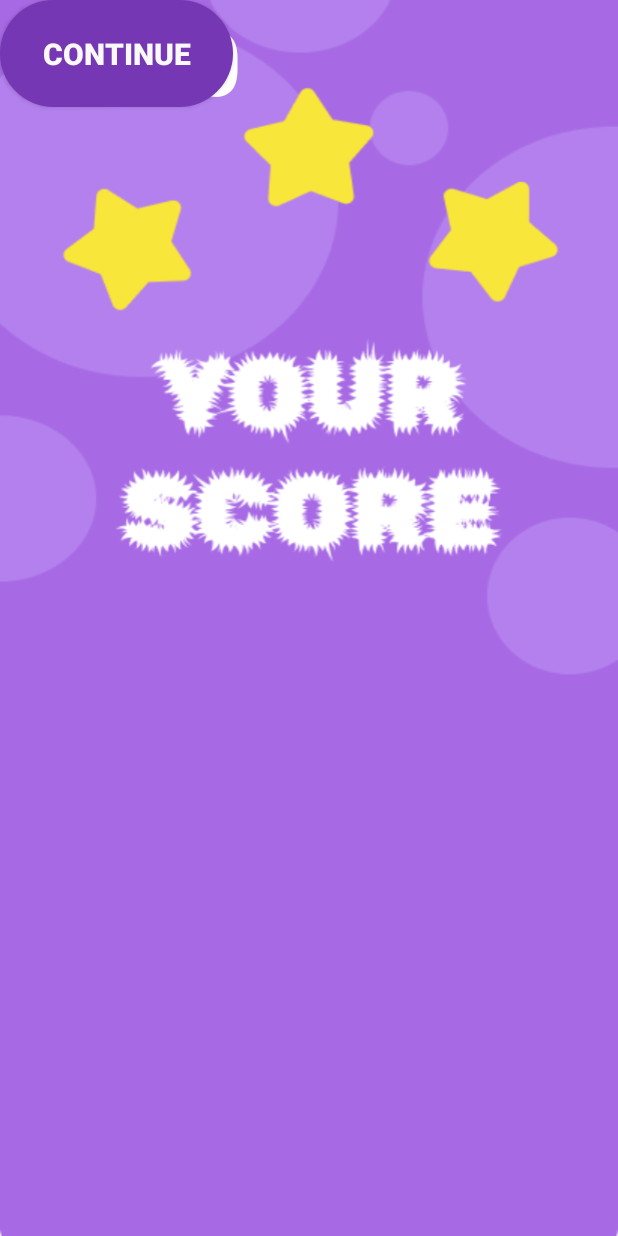
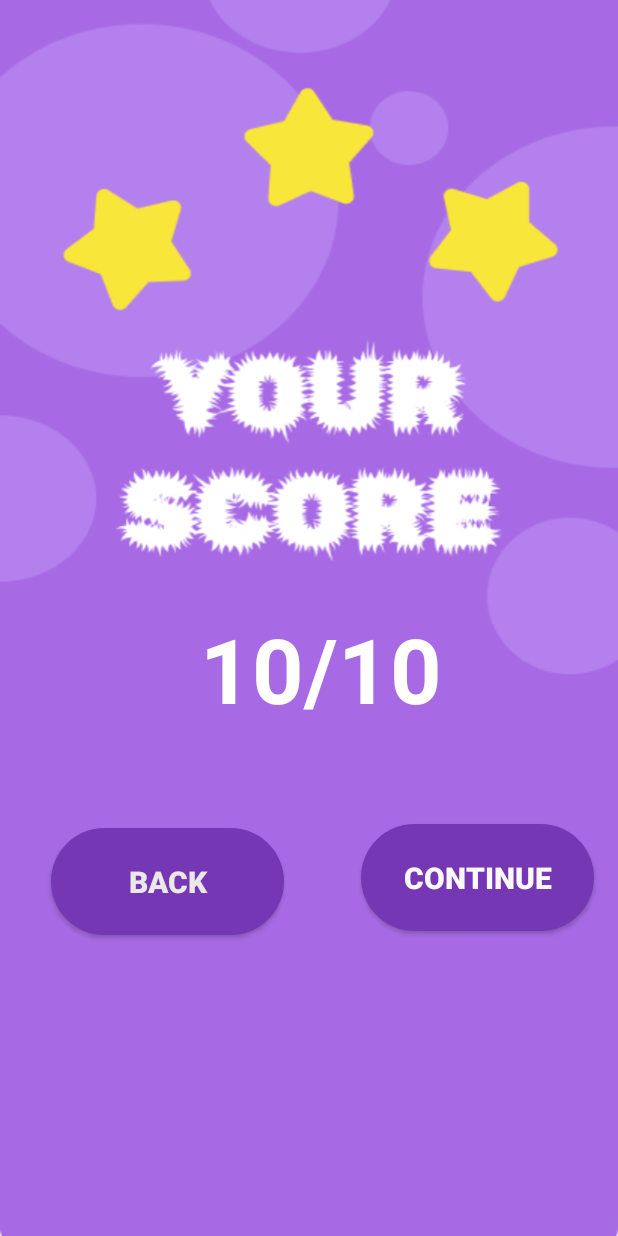
Before and after one commit to KhoaTrinh18/63134337-AndroidProgramming, an Android app: the layout result.xml on its own in the app's theme, with its tools: preview values and no code run, on a phone screen of 412 x 824 dp. Run offline under Robolectric (Android 15) with nearby library versions, the phone set to English and light mode, and no system bars; Roboto replaces fonts that are not available here.

Commit message:
Hoàn thành câu 2

```diff
--- a/Cau2_MathQuizApp/app/src/main/java/ntu/mssv63134337/MainActivity.java
+++ b/Cau2_MathQuizApp/app/src/main/java/ntu/mssv63134337/MainActivity.java
@@ -27,6 +27,12 @@
                 startActivity(myIntent);
             }
         });
+        btnQuit.setOnClickListener(new View.OnClickListener() {
+            @Override
+            public void onClick(View v) {
+                finish();
+            }
+        });
     }
 
     public void getControl(){
--- a/Cau2_MathQuizApp/app/src/main/java/ntu/mssv63134337/Quiz.java
+++ b/Cau2_MathQuizApp/app/src/main/java/ntu/mssv63134337/Quiz.java
@@ -45,12 +45,11 @@
         btnBack.setOnClickListener(new View.OnClickListener() {
             @Override
             public void onClick(View v) {
-                onStop();
                 Intent myIntent = new Intent(Quiz.this, MainActivity.class);
                 startActivity(myIntent);
             }
         });
-        for(final Button o : options) {
+        for(Button o : options) {
             o.setOnClickListener(new View.OnClickListener() {
                 @Override
                 public void onClick(View v) {
@@ -73,7 +72,6 @@
                     }
                 }
             });
-            break;
         }
     }
 
@@ -99,6 +97,7 @@
             Intent myIntent = new Intent(Quiz.this, Result.class);
             myIntent.putExtra("Score", score);
             startActivity(myIntent);
+            return;
         }
         checkPress = false;
         for(Button o : options){
--- a/Cau2_MathQuizApp/app/src/main/res/layout/result.xml
+++ b/Cau2_MathQuizApp/app/src/main/res/layout/result.xml
@@ -27,24 +27,28 @@
         android:id="@+id/btn_continue"
         android:layout_width="155dp"
         android:layout_height="71dp"
+        android:layout_marginTop="63dp"
+        android:layout_marginEnd="16dp"
         android:background="@drawable/button_start"
         android:text="Continue"
         android:textAlignment="center"
         android:textColor="#FAF9F9"
         android:textSize="20sp"
         android:textStyle="bold"
-        tools:layout_editor_absoluteX="222dp"
-        tools:layout_editor_absoluteY="548dp" />
+        app:layout_constraintEnd_toEndOf="parent"
+        app:layout_constraintTop_toBottomOf="@+id/score" />
 
     <TextView
         android:id="@+id/score"
         android:layout_width="wrap_content"
         android:layout_height="wrap_content"
+        android:layout_marginTop="405dp"
+        android:layout_marginEnd="117dp"
         android:text="10/10"
         android:textAlignment="center"
         android:textColor="#FFFFFF"
         android:textSize="60sp"
         android:textStyle="bold"
-        tools:layout_editor_absoluteX="116dp"
-        tools:layout_editor_absoluteY="405dp" />
+        app:layout_constraintEnd_toEndOf="parent"
+        app:layout_constraintTop_toTopOf="parent" />
 </androidx.constraintlayout.widget.ConstraintLayout>
```
Also changed, not shown: Cau2_MathQuizApp/app/src/main/java/ntu/mssv63134337/Result.java (+28 -3 lines).
